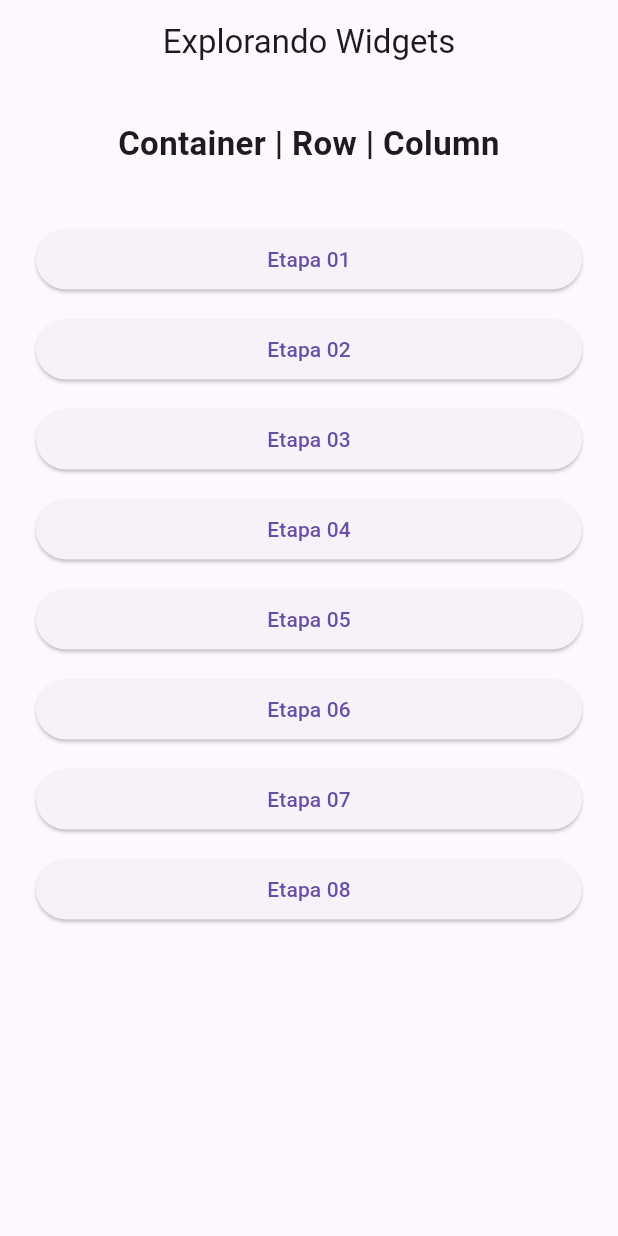
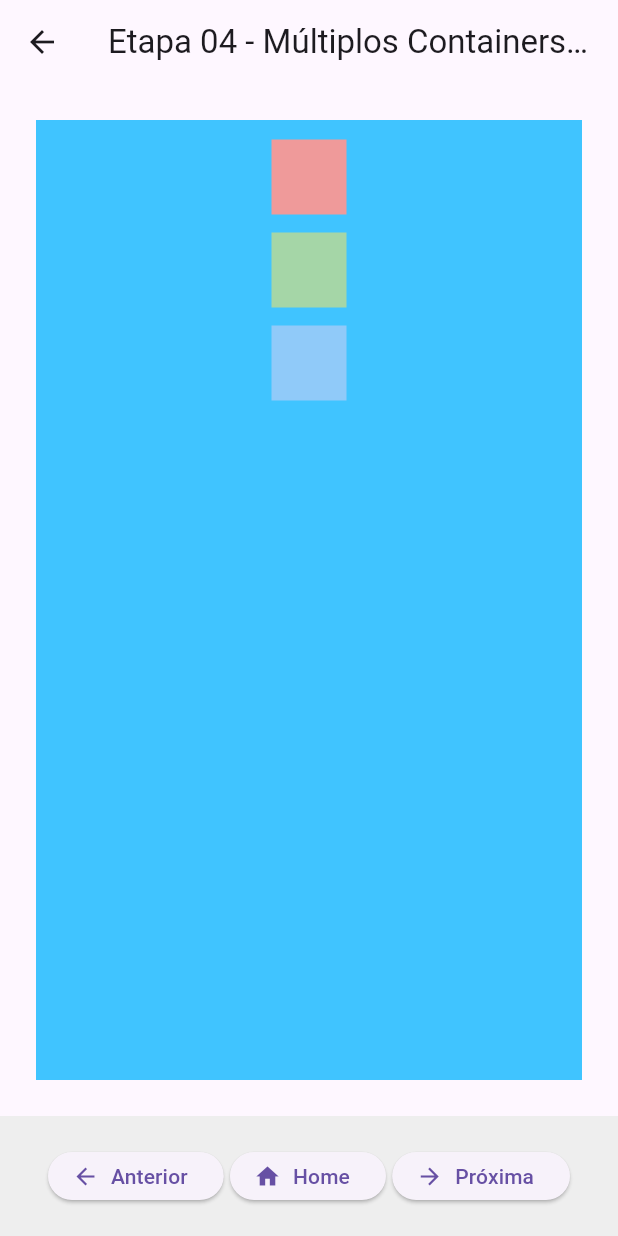
Before and after one commit to LuizFAraujo/pos_dev_web--disp_moveis--flutter_row_column_container1, a Flutter app: the screen it shows after launch, after a tap on "Etapa 04", on a phone screen of 412 x 824 dp. Run offline on Flutter 3.47's test engine with Material 3 defaults, Android fonts, the phone set to English and light mode, and no system bars.

Commit message:
✍️ FEATURE: Etapa 04 - Inserção de múltiplos Containers coloridos
- Adicionados três containers de 50x50 nas cores vermelho, verde e azul
- Aplicado espaçamento vertical entre os elementos
- Layout consistente com etapas anteriores

```diff
--- a/lib/main.dart
+++ b/lib/main.dart
@@ -4,6 +4,7 @@
 import 'pages/etapa01_container_base.dart';
 import 'pages/etapa02_container_margin.dart';
 import 'pages/etapa03_column_child.dart';
+import 'pages/etapa04_multiplos_containers.dart';
 
 void main() {
   runApp(const MyApp());
@@ -20,10 +21,14 @@
       debugShowCheckedModeBanner: false,
       initialRoute: '/',
       routes: {
+        // Tela inicial
         '/': (context) => const HomePage(),
+
+        // Etapas da atividade
         '/etapa01': (context) => const Etapa01ContainerBase(),
         '/etapa02': (context) => const Etapa02ContainerMargin(),
         '/etapa03': (context) => const Etapa03ColumnChild(),
+        '/etapa04': (context) => const Etapa04MultiplosContainers(),
       },
     );
   }
--- a/lib/pages/etapa04_multiplos_containers.dart
+++ b/lib/pages/etapa04_multiplos_containers.dart
@@ -0,0 +1,53 @@
+import 'package:flutter/material.dart';
+
+import '../widgets/navigation_bar_etapa.dart';
+
+/// Etapa 04: Exibe três containers coloridos centralizados verticalmente,
+/// com espaçamento entre eles e alinhamento lateral simétrico.
+class Etapa04MultiplosContainers extends StatelessWidget {
+  const Etapa04MultiplosContainers({super.key});
+
+  @override
+  Widget build(BuildContext context) {
+    return Scaffold(
+      appBar: AppBar(
+        title: const Text('Etapa 04 - Múltiplos Containers na Column'),
+        centerTitle: true,
+      ),
+      body: Container(
+        margin: const EdgeInsets.all(24),
+        color: Colors.lightBlueAccent, // Container externo
+
+        child: Padding(
+          padding: const EdgeInsets.all(12),
+          child: Column(
+            crossAxisAlignment: CrossAxisAlignment.center,
+            children: [
+              // Força expansão horizontal da Column
+              Container(
+                width: double.infinity,
+                height: 1,
+                color: Colors.transparent,
+              ),
+
+              // Quadrado vermelho
+              Container(width: 50, height: 50, color: Colors.red[200]),
+              const SizedBox(height: 12),
+
+              // Quadrado verde
+              Container(width: 50, height: 50, color: Colors.green[200]),
+              const SizedBox(height: 12),
+
+              // Quadrado azul
+              Container(width: 50, height: 50, color: Colors.blue[200]),
+            ],
+          ),
+        ),
+      ),
+      bottomNavigationBar: const NavigationBarEtapa(
+        rotaAnterior: '/etapa03',
+        rotaProxima: '/etapa05',
+      ),
+    );
+  }
+}
```
